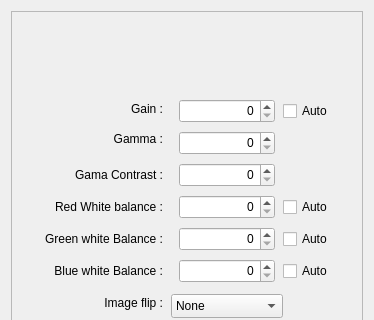
Old version of the form SVBonyCamera.ui in the repository rpineau/SVBony; both pictures show x 0 to 374 and y 0 to 320 of the 374 by 558 pixel window.
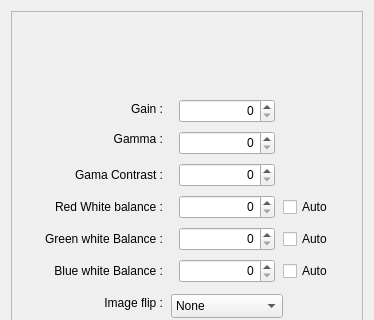
New version of the form. Icons and pictures are not drawn. Custom widgets are drawn as their Qt base class.

What changed in the file:
```diff
--- a/SVBonyCamera.ui
+++ b/SVBonyCamera.ui
@@ -459,19 +459,6 @@
        </property>
       </item>
      </widget>
-     <widget class="QCheckBox" name="checkBox">
-      <property name="geometry">
-       <rect>
-        <x>272</x>
-        <y>90</y>
-        <width>56</width>
-        <height>20</height>
-       </rect>
-      </property>
-      <property name="text">
-       <string>Auto</string>
-      </property>
-     </widget>
      <widget class="QCheckBox" name="checkBox_2">
       <property name="geometry">
        <rect>
```
